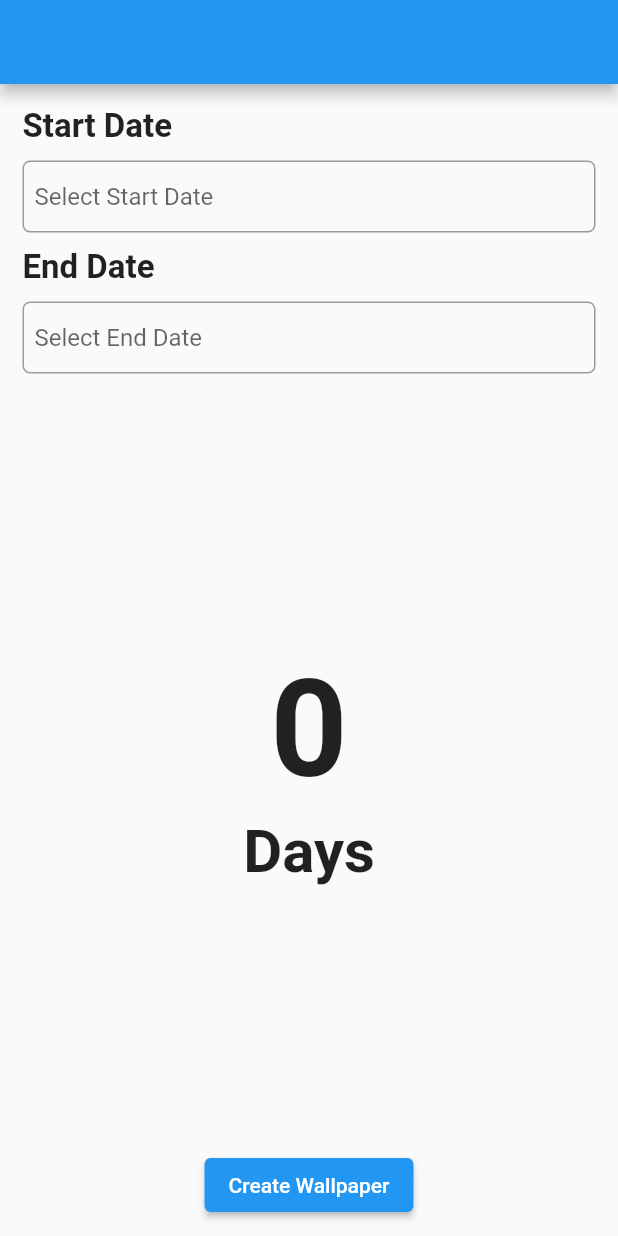
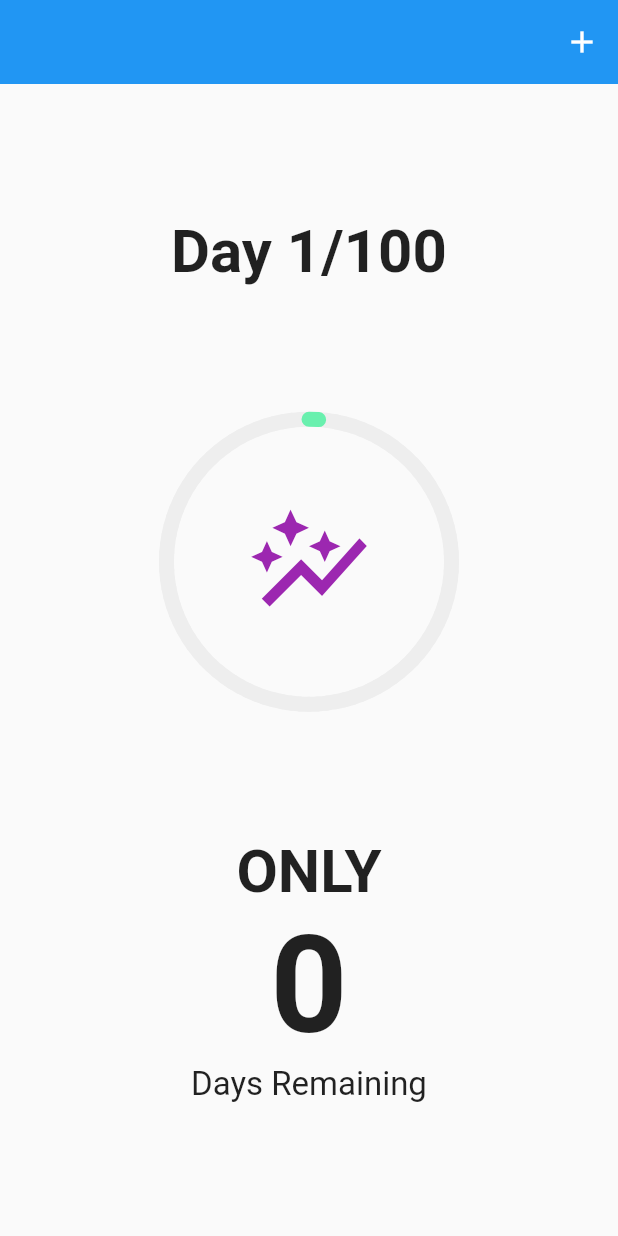
Before and after one commit to sanjay23singh/DaysToGo, a Flutter app: the screen it shows after launch, on a phone screen of 412 x 824 dp. Run offline on Flutter 3.47's test engine with Material 2 defaults, Android fonts, the phone set to English and light mode, and no system bars; drawn by our look-alikes of date_time_picker, step_progress_indicator; our stand-ins replace flutter_spinkit, permission_handler, screenshot, shared_preferences, toast; missing offline and left inert: android_alarm_manager_plus, flutter_wallpaper_manager.

Commit message:
wallpaper update

```diff
--- a/lib/Screens/home_page2.dart
+++ b/lib/Screens/home_page2.dart
@@ -1,151 +1,118 @@
-// import 'dart:io';
-// import 'dart:developer' as developer;
-// import 'dart:typed_data';
-// import 'package:android_alarm_manager_plus/android_alarm_manager_plus.dart';
-// import 'package:flutter/material.dart';
-// import 'package:flutter/services.dart';
-// import 'package:screenshot/screenshot.dart';
-// import 'package:toast/toast.dart';
-// import 'package:wallpaper/Functions/screenshot_functions.dart';
-// import 'package:wallpaper/Functions/universal_functions.dart';
-// import 'package:wallpaper/universal_variables.dart';
+import 'package:flutter/material.dart';
+import 'package:shared_preferences/shared_preferences.dart';
+import 'package:step_progress_indicator/step_progress_indicator.dart';
+import 'package:wallpaper/Functions/universal_functions.dart';
+import 'package:wallpaper/Screens/clock_page.dart';
 
-// class HomePage extends StatefulWidget {
-//   const HomePage({Key? key}) : super(key: key);
+class HomePage extends StatefulWidget {
+  const HomePage({super.key});
 
-//   @override
-//   State<HomePage> createState() => _HomePageState();
-// }
+  @override
+  State<HomePage> createState() => _HomePageState();
+}
 
-// class _HomePageState extends State<HomePage> {
-//   bool rotate = false;
-//   final TextEditingController _textEditingController = TextEditingController();
-//   final ScreenshotController _screenshotController = ScreenshotController();
+class _HomePageState extends State<HomePage> {
+  bool rotate = false;
+  int _currentDay = 1;
+  int _totalDays = 100;
+  int _remainingDays = 0;
 
-//   void showSnackBar(String text) {
-//     var snackBar = SnackBar(content: Text(text));
-//     ScaffoldMessenger.of(context).showSnackBar(snackBar);
-//   }
+  void showHomePageSnackBar(String text) {
+    var snackBar = SnackBar(content: Text(text));
+    ScaffoldMessenger.of(context).showSnackBar(snackBar);
+  }
 
-//   @override
-//   void initState() {
-//     getPermissions().then((value) {
-//       setState(() {});
-//     });
+  updateDates() async {
+    final prefs = await SharedPreferences.getInstance();
+    if (prefs.containsKey('currentDay')) {
+      setState(() {
+        _currentDay = prefs.getInt('currentDay')!.toInt();
+        _totalDays = prefs.getInt('totalDays')!.toInt();
+        _remainingDays = prefs.getInt('remainingDays')!.toInt();
+      });
+    }
+  }
 
-//     super.initState();
-//   }
+  @override
+  void initState() {
+    updateDates();
+    super.initState();
+  }
 
-//   @override
-//   Widget build(BuildContext context) {
-//     ToastContext().init(context);
-//     SystemChrome.setEnabledSystemUIMode(
-//       SystemUiMode.manual,
-//       overlays: [
-//         SystemUiOverlay.top, // Shows Status bar and hides Navigation bar
-//       ],
-//     );
+  @override
+  Widget build(BuildContext context) {
+    return Scaffold(
+        appBar: AppBar(
+          elevation: 0,
+          actions: [
+            IconButton(
+                onPressed: () {
+                  Navigator.push(
+                    context,
+                    MaterialPageRoute(builder: (context) => const ClockPage()),
+                  );
+                },
+                icon: const Icon(Icons.add))
+          ],
+        ),
+        body: _body());
+  }
 
-//     return Scaffold(
-//       resizeToAvoidBottomInset: false,
-//       body: Stack(
-//         children: [
-//           Container(
-//             alignment: Alignment.center,
-//             padding: const EdgeInsets.fromLTRB(20, 100, 20, 100),
-//             child: Column(
-//               children: [
-//                 const Text(
-//                   "Enter Number of Days",
-//                   style: TextStyle(
-//                       color: Colors.black,
-//                       fontSize: 30,
-//                       fontWeight: FontWeight.bold),
-//                 ),
-//                 SizedBox(
-//                   width: 100,
-//                   child: TextFormField(
-//                     controller: _textEditingController,
-//                     keyboardType: TextInputType.number,
-//                     style: const TextStyle(fontSize: 20),
-//                     maxLines: 1,
-//                   ),
-//                 ),
-//                 Expanded(
-//                   child: Container(),
-//                 ),
-//                 ElevatedButton(
-//                   onPressed: () {
-//                     if (_textEditingController.text.isEmpty) {
-//                       showSnackBar('Invalid value');
-//                     } else {
-//                       setState(() {
-//                         rotate = true;
-//                         spinkitText = "Creating Wallpaper";
-//                       });
-//                       _getScreenshot();
-//                     }
-//                   },
-//                   child: const Text("Create Wallpaper"),
-//                 ),
-//                 ElevatedButton(
-//                   onPressed: () async {
-//                     setState(() {
-//                       rotate = true;
-//                       spinkitText = 'Setting Wallpaper service';
-//                       prefs!.remove('day');
-//                     });
-//                     developer.log(DateTime.now().toString());
-//                     const int helloAlarmID = 234234;
-//                     await AndroidAlarmManager.periodic(
-//                       const Duration(milliseconds: 1),
-//                       helloAlarmID,
-//                       callback,
-//                       exact: true,
-//                       allowWhileIdle: true,
-//                     );
-//                   },
-//                   child: const Text("Set Wallpaper"),
-//                 ),
-//               ],
-//             ),
-//           ),
-//           if (rotate) getSpinkit('Creating wallpapers')
-//         ],
-//       ),
-//     );
-//   }
+  Widget _body() {
+    return Stack(
+      children: [
+        Container(
+          alignment: Alignment.center,
+          padding: const EdgeInsets.symmetric(vertical: 5, horizontal: 15),
+          child: Column(
+            mainAxisAlignment: MainAxisAlignment.spaceEvenly,
+            crossAxisAlignment: CrossAxisAlignment.center,
+            children: [
+              Text(
+                'Day $_currentDay/$_totalDays',
+                style:
+                    const TextStyle(fontSize: 40, fontWeight: FontWeight.bold),
+              ),
+              CircularStepProgressIndicator(
+                totalSteps: _totalDays,
+                currentStep: _currentDay,
+                stepSize: 10,
+                selectedColor: Colors.greenAccent,
+                unselectedColor: Colors.grey[200],
+                padding: 0,
+                width: 200,
+                height: 200,
+                // selectedStepSize: 15,
+                roundedCap: (_, __) => true,
 
-//   Future<void> _getScreenshot() async {
-//     if (appDocDir.existsSync()) {
-//       appDocDir.deleteSync(recursive: true);
-//     }
-//     int n = int.parse(_textEditingController.text);
-
-//     for (int i = 1; i <= n; i++) {
-//       _screenshotController
-//           .captureFromWidget(screenshotImage(i, n))
-//           .then((Uint8List image) {
-//         //Capture Done
-//         setState(() async {
-//           await File('$appDocPath/wallpaper$i.png')
-//               .create(recursive: true)
-//               .then((file) {
-//             file.writeAsBytesSync(image);
-//             developer.log(file.path);
-//           });
-//           if (i == n) {
-//             setState(() {
-//               rotate = false;
-//               _textEditingController.clear();
-//             });
-//             showSnackBar('Wallpapers created');
-//             developer.log('Done');
-//           }
-//         });
-//       }).catchError((onError) {
-//         // print(onError);
-//       });
-//     }
-//   }
-// }
+                child: const Icon(
+                  Icons.auto_graph_sharp,
+                  color: Colors.purple,
+                  size: 84,
+                ),
+              ),
+              Column(
+                children: [
+                  const Text(
+                    'ONLY',
+                    style: TextStyle(fontSize: 40, fontWeight: FontWeight.bold),
+                  ),
+                  Text(
+                    _remainingDays.toString(),
+                    style: const TextStyle(
+                        fontSize: 90, fontWeight: FontWeight.bold),
+                  ),
+                  const Text(
+                    'Days Remaining',
+                    style: TextStyle(fontSize: 22, fontWeight: FontWeight.w400),
+                  ),
+                ],
+              ),
+            ],
+          ),
+        ),
+        if (rotate) getSpinkit('Setting Wallpapers')
+      ],
+    );
+  }
+}
--- a/lib/main.dart
+++ b/lib/main.dart
@@ -2,7 +2,7 @@ import 'dart:io';
 import 'package:flutter/material.dart';
 import 'package:path_provider/path_provider.dart';
 import 'package:shared_preferences/shared_preferences.dart';
-import 'package:wallpaper/Screens/temp.dart';
+import 'package:wallpaper/Screens/home_page2.dart';
 import 'package:wallpaper/universal_variables.dart';
 
 void main() async {
@@ -30,7 +30,7 @@ class MyApp extends StatelessWidget {
 
     return const MaterialApp(
       debugShowCheckedModeBanner: false,
-      home: TempPage(),
+      home: HomePage(),
     );
   }
 }
--- a/pubspec.yaml
+++ b/pubspec.yaml
@@ -43,6 +43,7 @@ dependencies:
   toast: ^0.3.0
   flutter_spinkit: ^5.1.0
   date_time_picker: ^2.1.0
+  step_progress_indicator: ^1.0.2
 
 dev_dependencies:
   flutter_test:
```
Also changed, not shown: lib/Functions/screenshot_functions.dart (+34 -6 lines), lib/Functions/universal_functions.dart (+21 -18 lines), lib/Screens/clock_page.dart (renamed from lib/Screens/temp.dart, +46 -30 lines), pubspec.lock.
